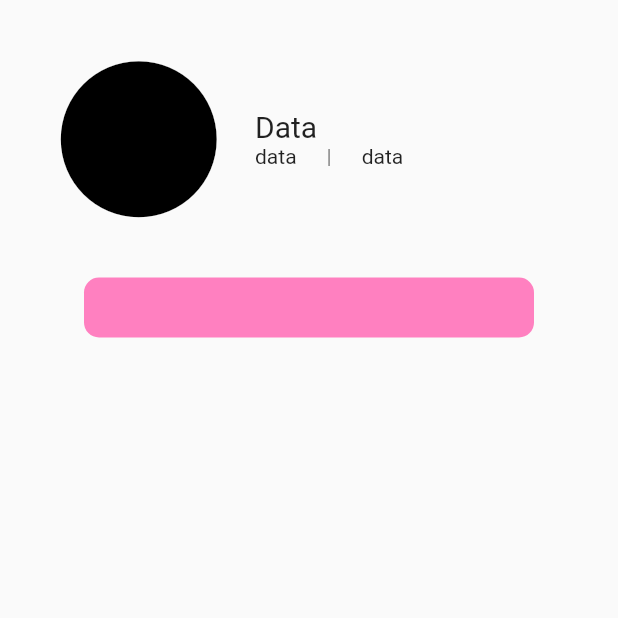
After one commit to FUNFUNSUN/funsunfront, a Flutter app: the screen it shows after launch, after a tap on "userPage로 이동 임시테스트", on a phone screen of 412 x 824 dp, the top half of it. The commit adds this screen. Run offline on Flutter 3.47's test engine with Material 2 defaults, Android fonts, the light colour scheme and no system bars; our stand-ins replace image_picker; missing offline and left inert: kakao_flutter_sdk, kakao_flutter_sdk_common.

Commit message:
create : userPage

```diff
--- a/lib/screens/first_screen.dart
+++ b/lib/screens/first_screen.dart
@@ -1,6 +1,7 @@
 import 'package:flutter/material.dart';
 import 'package:funsunfront/screens/editPage.dart';
 import 'package:funsunfront/screens/main_screen.dart';
+import 'package:funsunfront/screens/userPage.dart';
 import '../services/kakaoLoginButton.dart';
 
 class HomeScreen extends StatelessWidget {
@@ -39,6 +40,15 @@ class HomeScreen extends StatelessWidget {
               },
               child: const Text('editPage로 이동 임시테스트'),
             ),
+            TextButton(
+              onPressed: () {
+                Navigator.push(
+                  context,
+                  MaterialPageRoute(builder: (context) => const UserPage()),
+                );
+              },
+              child: const Text('userPage로 이동 임시테스트'),
+            ),
           ],
         ),
       ),
--- /dev/null
+++ b/lib/screens/userPage.dart
@@ -0,0 +1,72 @@
+import 'package:flutter/material.dart';
+
+class UserPage extends StatelessWidget {
+  const UserPage({super.key});
+
+  @override
+  Widget build(BuildContext context) {
+    return MaterialApp(
+      home: SafeArea(
+        child: Scaffold(
+          body: Padding(
+            padding: const EdgeInsets.all(30.0),
+            child: Column(
+              children: [
+                Row(
+                  children: [
+                    const Icon(
+                      Icons.circle,
+                      color: Colors.black,
+                      size: 125,
+                    ),
+                    const SizedBox(
+                      width: 15,
+                    ),
+                    Column(
+                      crossAxisAlignment: CrossAxisAlignment.start,
+                      children: [
+                        const Text(
+                          'Data',
+                          style: TextStyle(fontSize: 20),
+                        ),
+                        Row(
+                          children: [
+                            const Text('data'),
+                            const SizedBox(
+                              width: 20,
+                            ),
+                            Text(
+                              '|',
+                              style: TextStyle(
+                                color: Colors.black.withOpacity(0.6),
+                              ),
+                            ),
+                            const SizedBox(
+                              width: 20,
+                            ),
+                            const Text('data'),
+                          ],
+                        ),
+                      ],
+                    ),
+                  ],
+                ),
+                const SizedBox(
+                  height: 30,
+                ),
+                Container(
+                  width: 300,
+                  height: 40,
+                  decoration: BoxDecoration(
+                    borderRadius: BorderRadius.circular(10),
+                    color: const Color(0xffFF80C0),
+                  ),
+                ),
+              ],
+            ),
+          ),
+        ),
+      ),
+    );
+  }
+}
```
